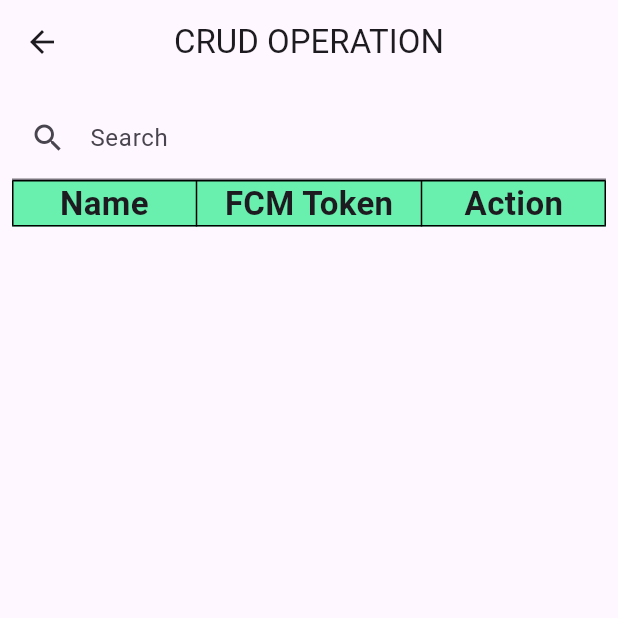
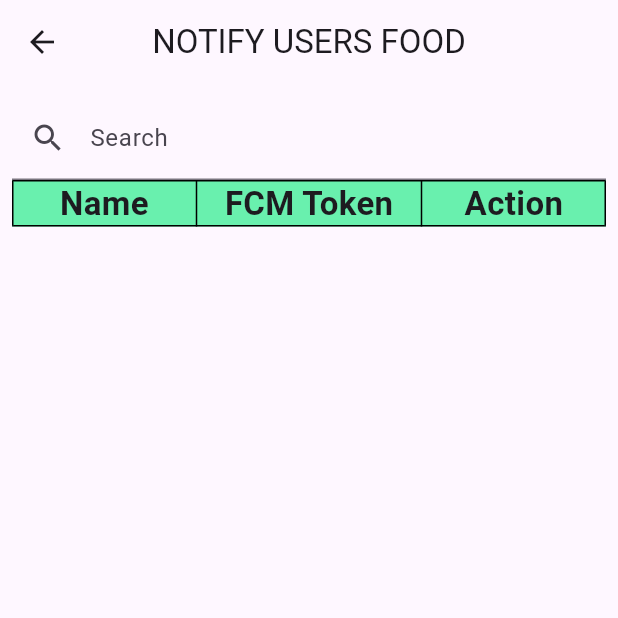
Before and after one commit to FAMISTIC/fyp_food_ordering_app, a Flutter app: the NotifyPage screen opened directly, on a phone screen of 412 x 824 dp, the top half of it. Run offline on Flutter 3.47's test engine with Material 3 defaults, Android fonts, the phone set to English and light mode, and no system bars; our stand-ins replace awesome_notifications, cloud_firestore, firebase_auth, firebase_core, firebase_messaging, firebase_storage and 2 more; missing offline and left inert: app_settings, firebase_app_check; accounts and stored records are empty; network calls fail.

```diff
--- a/food_app1_admin/lib/feedback.dart
+++ b/food_app1_admin/lib/feedback.dart
@@ -14,7 +14,7 @@ class _FeedbackListPageState extends State<FeedbackListPage> {
   Widget build(BuildContext context) {
     return Scaffold(
       appBar: AppBar(
-        title: const Text('Table Reservations'),
+        title: const Text('Users Feedback'),
       ),
       body: StreamBuilder(
         stream: FirebaseFirestore.instance.collection('users').snapshots(),
--- a/food_app1_admin/lib/home.dart
+++ b/food_app1_admin/lib/home.dart
@@ -98,7 +98,7 @@ class _HomePageState extends  State<HomePage>{
             Icons.notifications,
             size: 24.0,
             ),
-            label: const Text('Send Notification'),
+            label: const Text('Notify Users Food'),
             onPressed: () {
               Navigator.push(
                 context,
--- a/food_app1_admin/lib/notify_user.dart
+++ b/food_app1_admin/lib/notify_user.dart
@@ -80,7 +80,7 @@ class _NotifyPageState extends State<NotifyPage> {
 
           return Scaffold(
             appBar: AppBar(
-              title: Text('Crud Operation'.toUpperCase()),
+              title: Text('Notify Users Food'.toUpperCase()),
             ),
             body: Container(
               margin: const EdgeInsets.all(8),
--- a/food_app1_admin/lib/table_reservation.dart
+++ b/food_app1_admin/lib/table_reservation.dart
@@ -29,7 +29,6 @@ class _TableReservationPageState extends State<TableReservationPage> {
 
           return ListView.builder(
             itemCount: users.length,
-            // Inside the ListView.builder
             itemBuilder: (BuildContext context, int index) {
               final user = users[index];
               // Check if user's name is "admin", if yes, skip rendering
```
Also changed, not shown: food_app1/lib/pages/home_page.dart (+22 -0 lines), food_app1/lib/pages/user_profile_page.dart (+7 -1 lines). Lines whose indentation alone changed are shown as unchanged.
